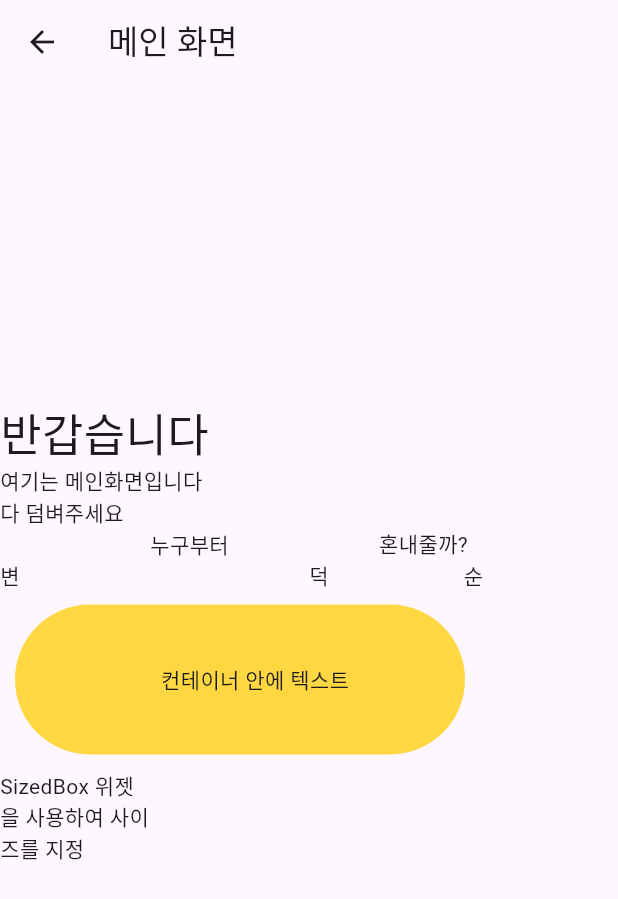
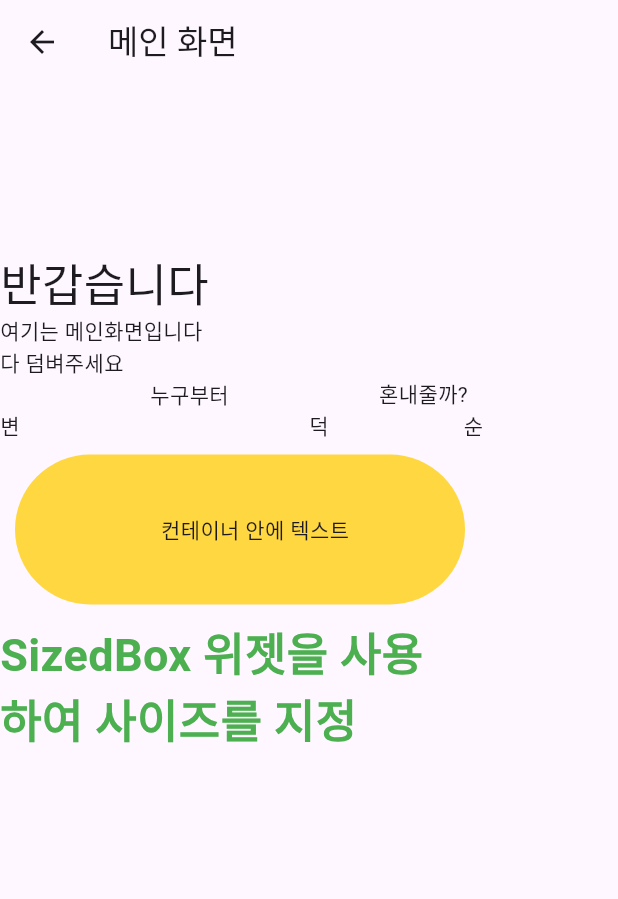
Before and after one commit to Daco2020/flutter-practice2, a Flutter app: the screen it shows after launch, on a phone screen of 412 x 824 dp. Shown: the top 899 px of the screen. Run offline on Flutter 3.47's test engine with Material 3 defaults, Android fonts, the phone set to English and light mode, and no system bars.

Commit message:
feat: Text 위젯 스타일 추가

```diff
--- a/lib/screen/main_screen.dart
+++ b/lib/screen/main_screen.dart
@@ -55,9 +55,15 @@ class _MainScreenState extends State<MainScreen> {
             const SizedBox(
               // SizedBox 위젯을 사용하여 사이즈를 지정
               // 특정 공간이 필요할 때 주로 사용
-              width: 100,
-              height: 100,
-              child: Text("SizedBox 위젯을 사용하여 사이즈를 지정"),
+              width: 300,
+              height: 300,
+              child: Text(
+                "SizedBox 위젯을 사용하여 사이즈를 지정",
+                style: TextStyle(
+                    color: Colors.green,
+                    fontWeight: FontWeight.bold,
+                    fontSize: 30),
+              ),
             )
           ],
         ),
```
